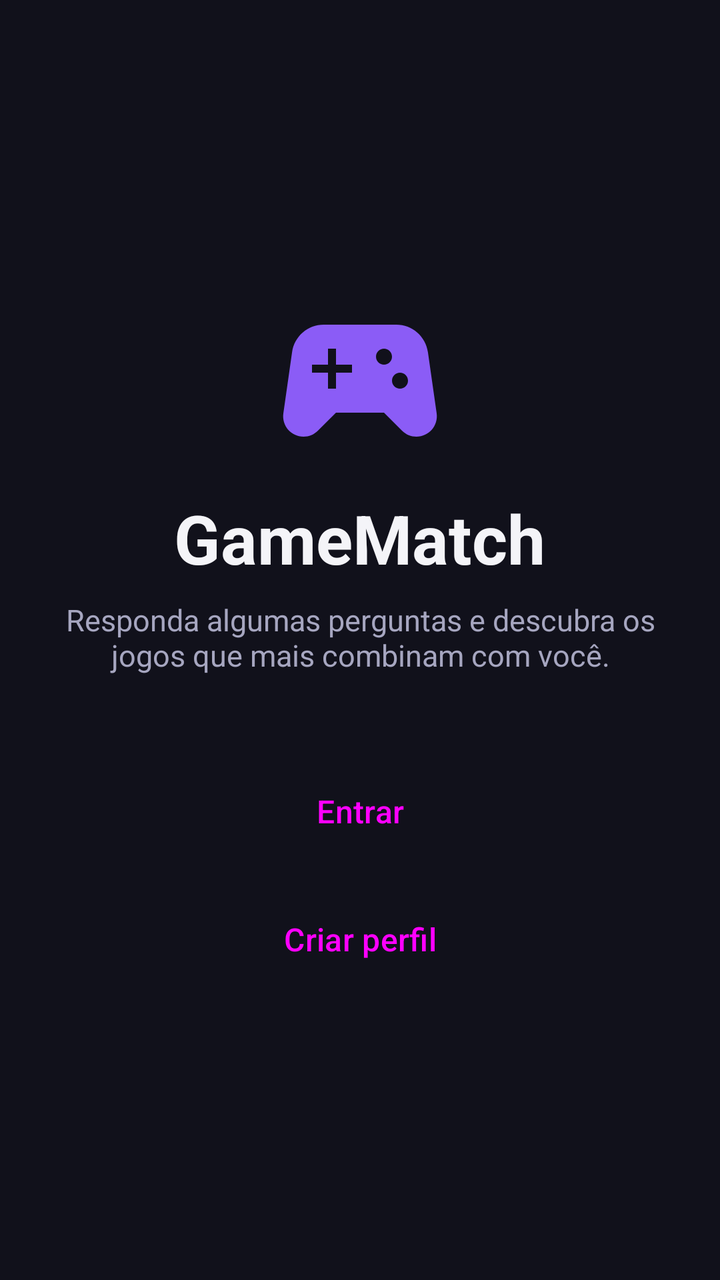
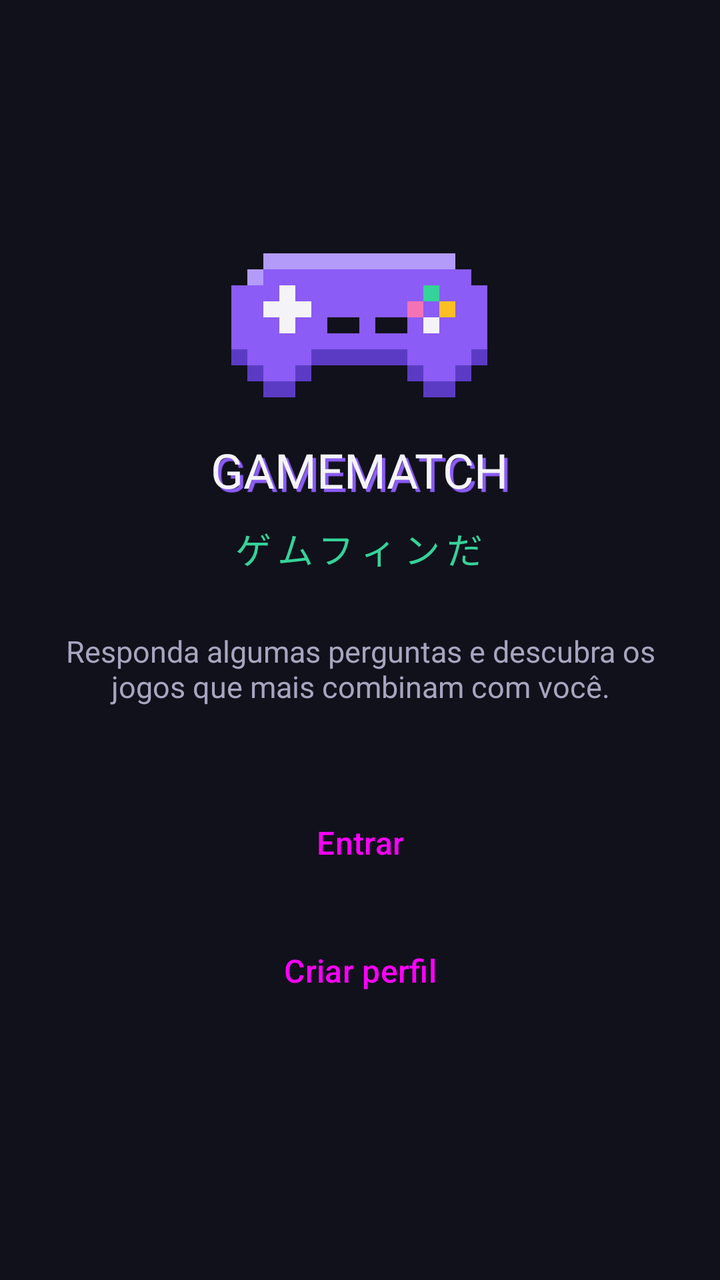

Screens rendered from an Android XML layout before and after an edit, with the pre-edit source and the edit as a unified diff.
<!-- AndroidManifest.xml: activity theme Theme.GameMatch.NoActionBar -->
<!-- res/layout/activity_welcome.xml -->
<?xml version="1.0" encoding="utf-8"?>
<ScrollView xmlns:android="http://schemas.android.com/apk/res/android"
    xmlns:app="http://schemas.android.com/apk/res-auto"
    android:layout_width="match_parent"
    android:layout_height="match_parent"
    android:fillViewport="true">

    <LinearLayout
        style="@style/Screen"
        android:gravity="center"
        android:padding="28dp">

        <ImageView
            android:layout_width="96dp"
            android:layout_height="96dp"
            android:importantForAccessibility="no"
            android:src="@drawable/ic_gamepad"
            app:tint="@color/primary" />

        <TextView
            style="@style/Text.Title"
            android:layout_marginTop="8dp"
            android:text="@string/app_name"
            android:textSize="34sp" />

        <TextView
            style="@style/Text.Secondary"
            android:layout_marginTop="8dp"
            android:layout_marginBottom="40dp"
            android:gravity="center"
            android:text="@string/welcome_subtitle"
            android:textSize="15sp" />

        <Button
            android:id="@+id/btnLogin"
            style="@style/Button.Primary"
            android:text="@string/action_login" />

        <Button
            android:id="@+id/btnRegister"
            style="@style/Button.Secondary"
            android:layout_marginTop="8dp"
            android:text="@string/action_register" />

    </LinearLayout>
</ScrollView>
<!-- resources referenced by this layout -->
<resources>
  <color name="primary">#8B5CF6</color>
  <!-- drawable ic_gamepad (drawable) -->
  <vector xmlns:android="http://schemas.android.com/apk/res/android"
      android:width="24dp"
      android:height="24dp"
      android:viewportWidth="24"
      android:viewportHeight="24">
      <path
          android:fillColor="#FFFFFFFF"
          android:pathData="M21.58,16.09l-1.09,-7.66C20.21,6.46 18.52,5 16.53,5H7.47C5.48,5 3.79,6.46 3.51,8.43l-1.09,7.66C2.2,17.63 3.39,19 4.94,19c0.68,0 1.32,-0.27 1.8,-0.75L9,16h6l2.25,2.25c0.48,0.48 1.13,0.75 1.8,0.75C20.61,19 21.8,17.63 21.58,16.09zM11,11H9v2H8v-2H6v-1h2V8h1v2h2V11zM15,10c-0.55,0 -1,-0.45 -1,-1c0,-0.55 0.45,-1 1,-1s1,0.45 1,1C16,9.55 15.55,10 15,10zM17,13c-0.55,0 -1,-0.45 -1,-1c0,-0.55 0.45,-1 1,-1s1,0.45 1,1C18,12.55 17.55,13 17,13z" />
  </vector>
  <string name="action_login">Entrar</string>
  <string name="action_register">Criar perfil</string>
  <string name="app_name">GameMatch</string>
  <string name="welcome_subtitle">Responda algumas perguntas e descubra os jogos que mais combinam com você.</string>
  <style name="Button.Primary" parent="Widget.Material3.Button">
          <item name="android:layout_width">match_parent</item>
          <item name="android:layout_height">56dp</item>
          <item name="android:textSize">16sp</item>
      </style>
  <style name="Button.Secondary" parent="Widget.Material3.Button.OutlinedButton">
          <item name="android:layout_width">match_parent</item>
          <item name="android:layout_height">56dp</item>
          <item name="android:textSize">16sp</item>
      </style>
  <style name="Screen">
          <item name="android:layout_width">match_parent</item>
          <item name="android:layout_height">wrap_content</item>
          <item name="android:orientation">vertical</item>
          <item name="android:padding">20dp</item>
      </style>
  <style name="Text.Secondary">
          <item name="android:textColor">@color/text_secondary</item>
          <item name="android:textSize">13sp</item>
      </style>
  <style name="Text.Title">
          <item name="android:textSize">26sp</item>
          <item name="android:textStyle">bold</item>
      </style>
  <style name="Theme.GameMatch.NoActionBar">
          <item name="windowActionBar">false</item>
          <item name="windowNoTitle">true</item>
          <item name="android:statusBarColor">@color/background</item>
      </style>
  <color name="text_secondary">#A6A6C0</color>
  <color name="background">#11111B</color>
</resources>

<!-- the commit's change to res/layout/activity_welcome.xml (unified diff, before → after) -->
@@ -1,6 +1,5 @@
 <?xml version="1.0" encoding="utf-8"?>
 <ScrollView xmlns:android="http://schemas.android.com/apk/res/android"
-    xmlns:app="http://schemas.android.com/apk/res-auto"
     android:layout_width="match_parent"
     android:layout_height="match_parent"
     android:fillViewport="true">
@@ -10,22 +9,11 @@
         android:gravity="center"
         android:padding="28dp">
 
-        <ImageView
-            android:layout_width="96dp"
-            android:layout_height="96dp"
-            android:importantForAccessibility="no"
-            android:src="@drawable/ic_gamepad"
-            app:tint="@color/primary" />
-
-        <TextView
-            style="@style/Text.Title"
-            android:layout_marginTop="8dp"
-            android:text="@string/app_name"
-            android:textSize="34sp" />
+        <include layout="@layout/view_logo" />
 
         <TextView
             style="@style/Text.Secondary"
-            android:layout_marginTop="8dp"
+            android:layout_marginTop="28dp"
             android:layout_marginBottom="40dp"
             android:gravity="center"
             android:text="@string/welcome_subtitle"
@@ -44,3 +32,29 @@
 
     </LinearLayout>
 </ScrollView>
+<!-- res/layout/view_logo.xml (included above) -->
+<?xml version="1.0" encoding="utf-8"?>
+<LinearLayout xmlns:android="http://schemas.android.com/apk/res/android"
+    android:layout_width="wrap_content"
+    android:layout_height="wrap_content"
+    android:layout_gravity="center_horizontal"
+    android:gravity="center_horizontal"
+    android:orientation="vertical">
+
+    <ImageView
+        android:layout_width="128dp"
+        android:layout_height="72dp"
+        android:importantForAccessibility="no"
+        android:src="@drawable/ic_pixel_controller" />
+
+    <TextView
+        style="@style/Text.Logo"
+        android:layout_marginTop="20dp"
+        android:text="@string/logo_name" />
+
+    <TextView
+        style="@style/Text.Tagline"
+        android:layout_marginTop="10dp"
+        android:text="@string/tagline" />
+
+</LinearLayout>
<!-- resource entries referenced after the edit -->
@@ -1,19 +1,11 @@
 <!-- resources referenced by this layout -->
 <resources>
+  <!-- drawable ic_pixel_controller: vector/xml drawable (drawable, 2323 chars, omitted) -->
   <color name="primary">#8B5CF6</color>
-  <!-- drawable ic_gamepad (drawable) -->
-  <vector xmlns:android="http://schemas.android.com/apk/res/android"
-      android:width="24dp"
-      android:height="24dp"
-      android:viewportWidth="24"
-      android:viewportHeight="24">
-      <path
-          android:fillColor="#FFFFFFFF"
-          android:pathData="M21.58,16.09l-1.09,-7.66C20.21,6.46 18.52,5 16.53,5H7.47C5.48,5 3.79,6.46 3.51,8.43l-1.09,7.66C2.2,17.63 3.39,19 4.94,19c0.68,0 1.32,-0.27 1.8,-0.75L9,16h6l2.25,2.25c0.48,0.48 1.13,0.75 1.8,0.75C20.61,19 21.8,17.63 21.58,16.09zM11,11H9v2H8v-2H6v-1h2V8h1v2h2V11zM15,10c-0.55,0 -1,-0.45 -1,-1c0,-0.55 0.45,-1 1,-1s1,0.45 1,1C16,9.55 15.55,10 15,10zM17,13c-0.55,0 -1,-0.45 -1,-1c0,-0.55 0.45,-1 1,-1s1,0.45 1,1C18,12.55 17.55,13 17,13z" />
-  </vector>
   <string name="action_login">Entrar</string>
   <string name="action_register">Criar perfil</string>
-  <string name="app_name">GameMatch</string>
+  <string name="logo_name" translatable="false">GAMEMATCH</string>
+  <string name="tagline" translatable="false">ゲムフィンだ</string>
   <string name="welcome_subtitle">Responda algumas perguntas e descubra os jogos que mais combinam com você.</string>
   <style name="Button.Primary" parent="Widget.Material3.Button">
           <item name="android:layout_width">match_parent</item>
@@ -31,13 +23,23 @@
           <item name="android:orientation">vertical</item>
           <item name="android:padding">20dp</item>
       </style>
+  <style name="Text.Logo">
+          <item name="android:fontFamily">@font/press_start_2p</item>
+          <item name="android:textSize">24sp</item>
+          <item name="android:shadowColor">@color/primary</item>
+          <item name="android:shadowDx">5</item>
+          <item name="android:shadowDy">5</item>
+          <item name="android:shadowRadius">0.01</item>
+      </style>
   <style name="Text.Secondary">
           <item name="android:textColor">@color/text_secondary</item>
           <item name="android:textSize">13sp</item>
       </style>
-  <style name="Text.Title">
-          <item name="android:textSize">26sp</item>
-          <item name="android:textStyle">bold</item>
+  <style name="Text.Tagline">
+          <item name="android:fontFamily">@font/dotgothic16</item>
+          <item name="android:textColor">@color/accent</item>
+          <item name="android:textSize">18sp</item>
+          <item name="android:letterSpacing">0.2</item>
       </style>
   <style name="Theme.GameMatch.NoActionBar">
           <item name="windowActionBar">false</item>
@@ -45,6 +47,7 @@
           <item name="android:statusBarColor">@color/background</item>
       </style>
   <color name="text_secondary">#A6A6C0</color>
+  <color name="accent">#34D399</color>
   <color name="background">#11111B</color>
 </resources>
 
